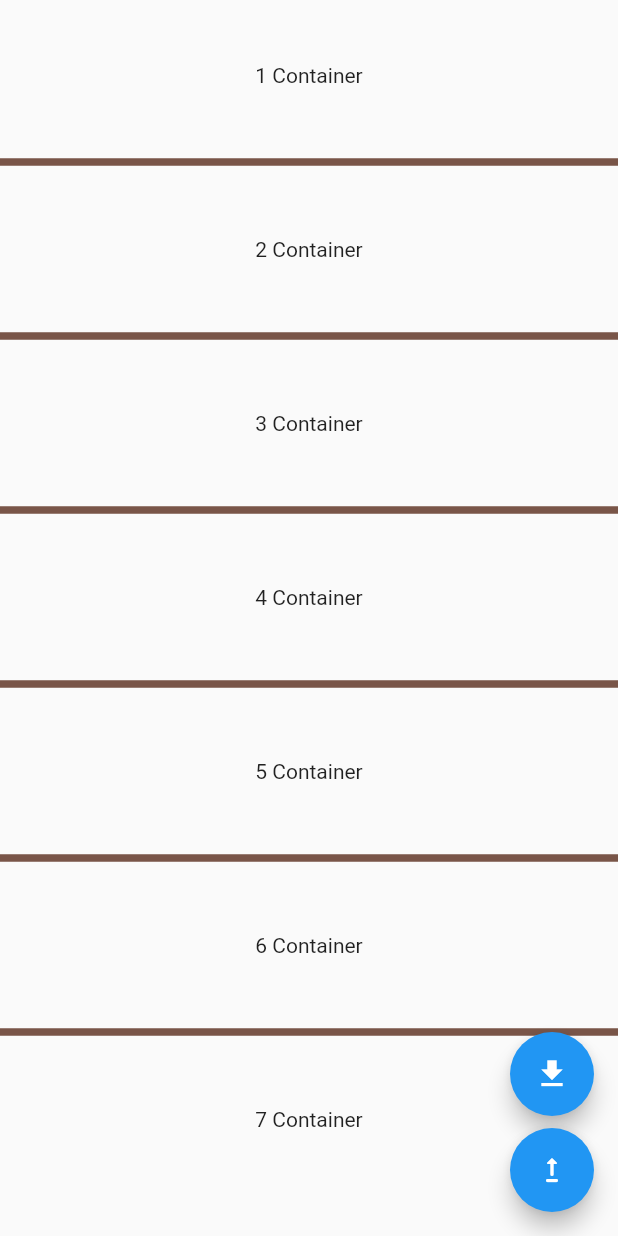
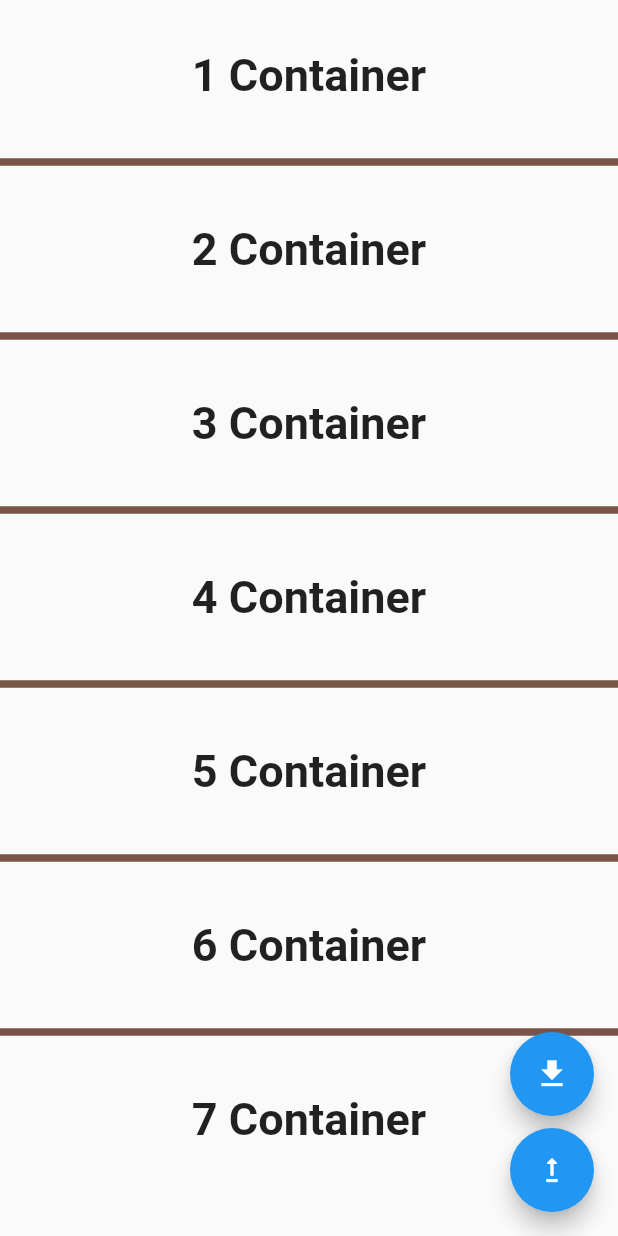
Before and after one commit to TahaAhvazi/flutter_listview_possition, a Flutter app: the screen it shows after launch, on a phone screen of 412 x 824 dp. Run offline on Flutter 3.47's test engine with Material 2 defaults, Android fonts, the phone set to English and light mode, and no system bars; our stand-ins replace bloc, equatable, flutter_bloc, get.

Commit message:
Use a snackbar instead of other things❕

```diff
--- a/lib/main.dart
+++ b/lib/main.dart
@@ -1,5 +1,6 @@
 import 'package:flutter/material.dart';
 import 'package:flutter_bloc/flutter_bloc.dart';
+import 'package:get/get.dart';
 import 'package:pagin_flutter/blocs/listviewpossitionBloc/listview_possition_bloc.dart';
 
 void main() => runApp(const MainApp());
@@ -9,7 +10,7 @@ class MainApp extends StatelessWidget {
 
   @override
   Widget build(BuildContext context) {
-    return MaterialApp(
+    return GetMaterialApp(
       home: BlocProvider(
         create: (context) => ListviewPossitionBloc(),
         child: const HomePage(),
@@ -35,6 +36,11 @@ class _HomePageState extends State<HomePage> {
       if (_scrollController.position.atEdge) {
         bool isAtTheTop = _scrollController.position.pixels == 0;
         if (isAtTheTop) {
+          showSnackBar(
+              title: "First Items",
+              description: "You reached the top of the list",
+              color: Colors.greenAccent,
+              snackPosition: SnackPosition.TOP);
           print("At the TOP");
           setState(() {
             isAtTheTop == true;
@@ -43,6 +49,12 @@ class _HomePageState extends State<HomePage> {
               .read<ListviewPossitionBloc>()
               .add(OnListViewPossitionDetectedEvent(isAtTheTop));
         } else {
+          showSnackBar(
+            title: "Last Items",
+            description: "You reached the end of the list",
+            color: Colors.redAccent,
+            snackPosition: SnackPosition.BOTTOM,
+          );
           print("At the bottom");
           setState(() {
             isAtTheTop == false;
@@ -82,30 +94,30 @@ class _HomePageState extends State<HomePage> {
               child: CircularProgressIndicator(),
             );
           }
-          if (state is ListViewAtTopState) {
-            return const Center(
-              child: Text(
-                "WE ARE AT THE TOP",
-                style: TextStyle(
-                  color: Colors.brown,
-                  fontSize: 40,
-                  fontWeight: FontWeight.bold,
-                ),
-              ),
-            );
-          }
-          if (state is ListViewAtBottomState) {
-            return const Center(
-              child: Text(
-                "WE ARE AT THE BOTTOM",
-                style: TextStyle(
-                  color: Color.fromARGB(255, 255, 72, 6),
-                  fontSize: 34,
-                  fontWeight: FontWeight.bold,
-                ),
-              ),
-            );
-          }
+          // if (state is ListViewAtTopState) {
+          //   return const Center(
+          //     child: Text(
+          //       "WE ARE AT THE TOP",
+          //       style: TextStyle(
+          //         color: Colors.brown,
+          //         fontSize: 40,
+          //         fontWeight: FontWeight.bold,
+          //       ),
+          //     ),
+          //   );
+          // }
+          // if (state is ListViewAtBottomState) {
+          //   return const Center(
+          //     child: Text(
+          //       "WE ARE AT THE BOTTOM",
+          //       style: TextStyle(
+          //         color: Color.fromARGB(255, 255, 72, 6),
+          //         fontSize: 34,
+          //         fontWeight: FontWeight.bold,
+          //       ),
+          //     ),
+          //   );
+          // }
           if (state is ListviewPossitionInitial) {
             return Column(
               children: [
@@ -123,8 +135,15 @@ class _HomePageState extends State<HomePage> {
                             SizedBox(
                               height: 100,
                               width: double.infinity,
-                              child:
-                                  Center(child: Text("${index + 1} Container")),
+                              child: Center(
+                                child: Text(
+                                  "${index + 1} Container",
+                                  style: const TextStyle(
+                                    fontWeight: FontWeight.bold,
+                                    fontSize: 30,
+                                  ),
+                                ),
+                              ),
                             ),
                             const Divider(
                               thickness: 5,
@@ -161,4 +180,13 @@ class _HomePageState extends State<HomePage> {
         duration: const Duration(seconds: 1), curve: Curves.easeInCirc);
     // _scrollController.jumpTo(end);
   }
+
+  showSnackBar(
+      {required String title,
+      description,
+      required Color color,
+      required SnackPosition snackPosition}) {
+    Get.snackbar(title, description,
+        backgroundColor: color, snackPosition: snackPosition);
+  }
 }
```
Also changed, not shown: lib/blocs/listviewpossitionBloc/listview_possition_bloc.dart (+9 -9 lines).
